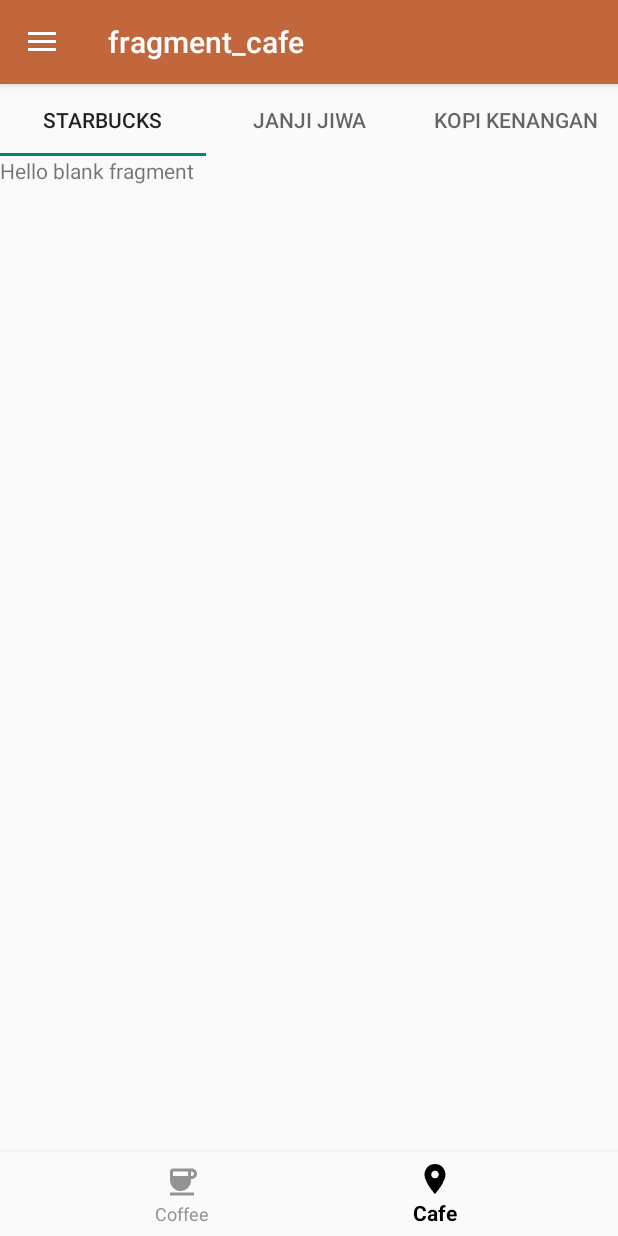
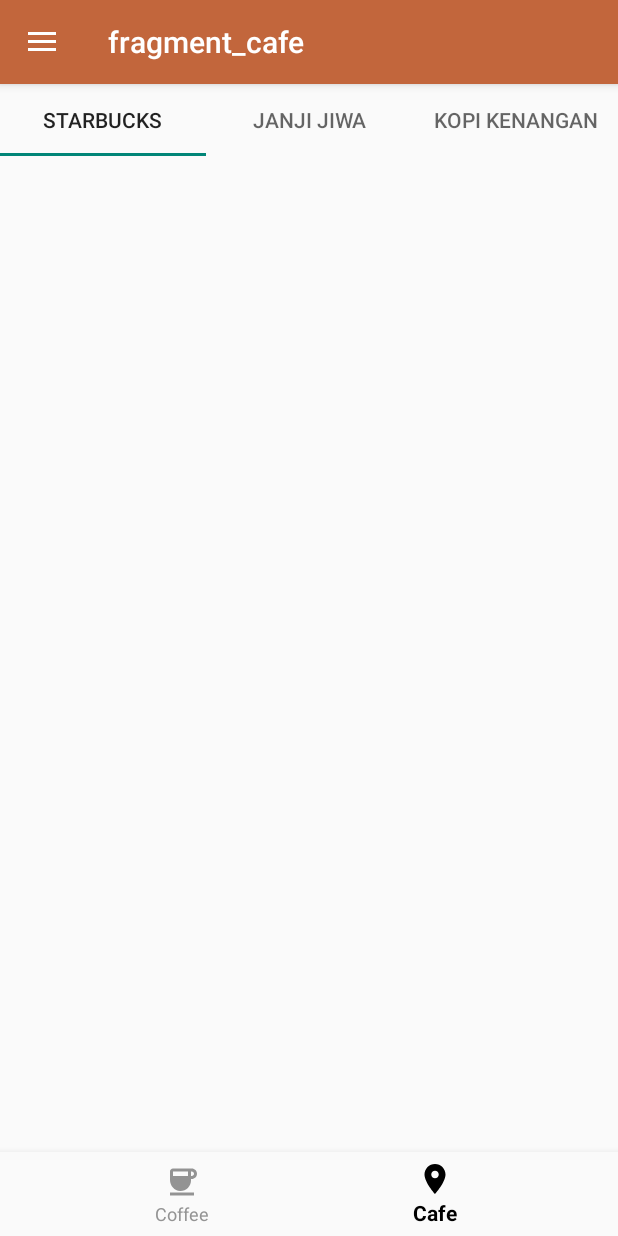
Before and after one commit to arzavitohidayat/LAB_WEEK_04, an Android app: the screen it shows after launch (MainActivity), item 2 of the bottom bar chosen, on a phone screen of 412 x 824 dp. Run offline under Robolectric (Android 15) with nearby library versions, the phone set to English and light mode, and no system bars; our stand-ins replace navigation-ui.

Commit message:
Fragment Cafe Detail XML Updated

```diff
--- a/app/src/main/res/layout/fragment_cafe_detail.xml
+++ b/app/src/main/res/layout/fragment_cafe_detail.xml
@@ -1,14 +1,14 @@
 <?xml version="1.0" encoding="utf-8"?>
-<FrameLayout xmlns:android="http://schemas.android.com/apk/res/android"
+<FrameLayout
+    xmlns:android="http://schemas.android.com/apk/res/android"
     xmlns:tools="http://schemas.android.com/tools"
     android:layout_width="match_parent"
     android:layout_height="match_parent"
-    tools:context=".CafeDetailFragment">
-
-    <!-- TODO: Update blank fragment layout -->
+    tools:context=".CafeDetailFragment"
+    android:padding="30dp">
     <TextView
+        android:id="@+id/content_description"
         android:layout_width="match_parent"
         android:layout_height="match_parent"
-        android:text="@string/hello_blank_fragment" />
-
+        android:text="" />
 </FrameLayout>
```
